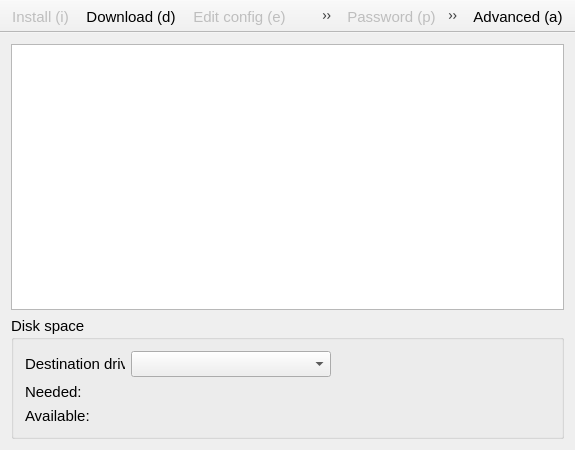
Qt form recovery/mainwindow.ui (procount/pinn) before a commit.
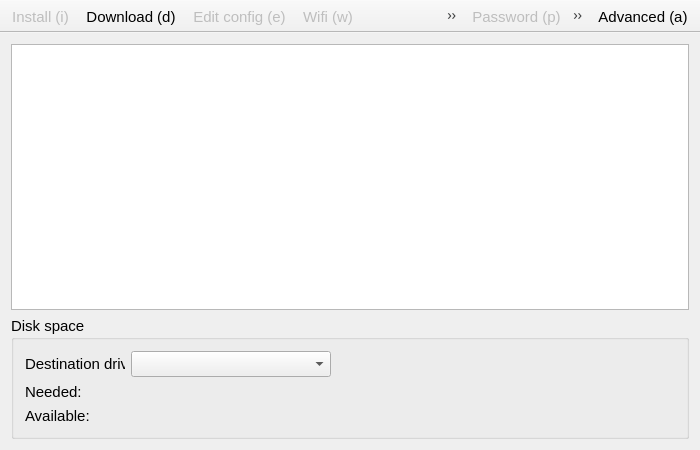
The same form after that commit. Icons and pictures are not drawn.

Patch:
```diff
--- a/recovery/mainwindow.ui
+++ b/recovery/mainwindow.ui
@@ -6,7 +6,7 @@
    <rect>
     <x>0</x>
     <y>0</y>
-    <width>575</width>
+    <width>700</width>
     <height>450</height>
    </rect>
   </property>
```
